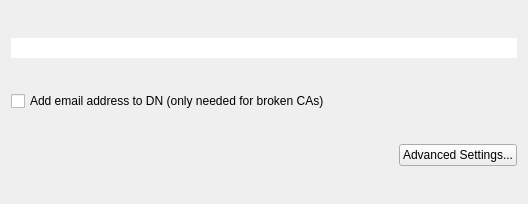
First picture: the form in newcertificatewizard/enterdetailspage.ui, repository sensama/kleopatra, before the edit.
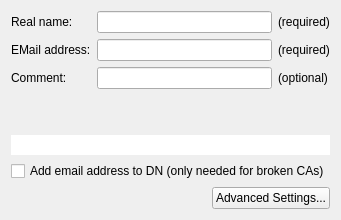
Second picture: the form after the edit.

Diff of the .ui file:
```diff
--- a/newcertificatewizard/enterdetailspage.ui
+++ b/newcertificatewizard/enterdetailspage.ui
@@ -1,14 +1,6 @@
 <ui version="4.0" >
  <class>Kleo::NewCertificateUi::EnterDetailsPage</class>
  <widget class="QWizardPage" name="Kleo::NewCertificateUi::EnterDetailsPage" >
-  <property name="geometry" >
-   <rect>
-    <x>0</x>
-    <y>0</y>
-    <width>528</width>
-    <height>204</height>
-   </rect>
-  </property>
   <property name="title" >
    <string comment="@title" >Enter Details</string>
   </property>
@@ -17,7 +9,72 @@
   </property>
   <layout class="QVBoxLayout" name="verticalLayout" >
    <item>
-    <layout class="QFormLayout" name="formLayout" />
+    <layout class="QGridLayout" name="gridLayout" >
+     <item row="0" column="0" >
+      <widget class="QLabel" name="nameLB" >
+       <property name="text" >
+        <string>Real name:</string>
+       </property>
+      </widget>
+     </item>
+     <item row="0" column="1" >
+      <widget class="QLineEdit" name="nameLE" />
+     </item>
+     <item row="0" column="2" >
+      <widget class="QLabel" name="nameRequiredLB" >
+       <property name="text" >
+        <string>(required)</string>
+       </property>
+      </widget>
+     </item>
+     <item row="1" column="0" >
+      <widget class="QLabel" name="emailLB" >
+       <property name="text" >
+        <string>EMail address:</string>
+       </property>
+      </widget>
+     </item>
+     <item row="1" column="1" >
+      <widget class="QLineEdit" name="emailLE" />
+     </item>
+     <item row="1" column="2" >
+      <widget class="QLabel" name="emailRequiredLB" >
+       <property name="text" >
+        <string>(required)</string>
+       </property>
+      </widget>
+     </item>
+     <item row="2" column="0" >
+      <widget class="QLabel" name="commentLB" >
+       <property name="text" >
+        <string>Comment:</string>
+       </property>
+      </widget>
+     </item>
+     <item row="2" column="1" >
+      <widget class="QLineEdit" name="commentLE" />
+     </item>
+     <item row="2" column="2" >
+      <widget class="QLabel" name="commentRequiredLB" >
+       <property name="text" >
+        <string>(optional)</string>
+       </property>
+      </widget>
+     </item>
+    </layout>
+   </item>
+   <item>
+    <spacer name="verticalSpacer" >
+     <property name="orientation" >
+      <enum>Qt::Vertical</enum>
+     </property>
+     <property name="sizeHint" stdset="0" >
+      <size>
+       <width>20</width>
+       <height>40</height>
+      </size>
+     </property>
+    </spacer>
    </item>
    <item>
     <widget class="QLineEdit" name="resultLE" >
```
